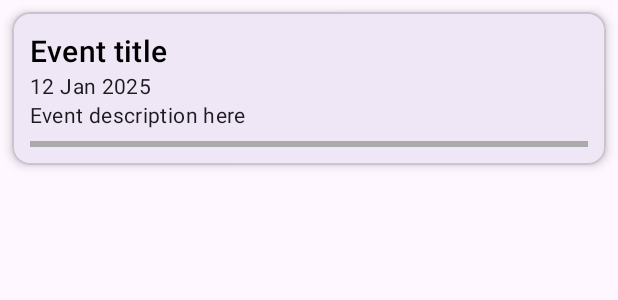
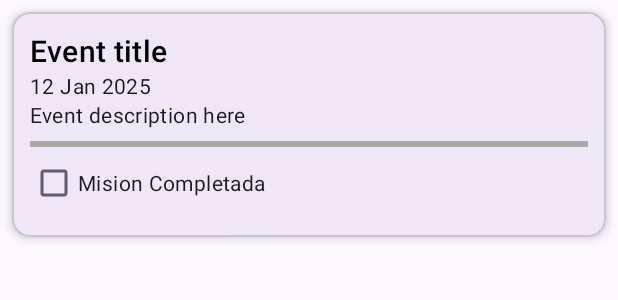
Before and after one commit to joseMunozNunez10/AgendaPersonal, an Android app: the layout event_item.xml on its own in the app's theme, with its tools: preview values and no code run, on a phone screen of 412 x 824 dp. Shown: the top 300 px of the screen. Run offline under Robolectric (Android 15) with nearby library versions, the light colour scheme and no system bars.

Commit message:
feat(events): implementar estado de completado de eventos
* Añadir CheckBox a `event_item.xml` para marcar eventos como completados.
* Persistir el estado de completado en la base de datos Room.
* Actualizar la UI para tachar el título cuando un evento está completado.
* Personalizar el color del CheckBox (negro cuando marcado).
* Incrementar versión de la BD y añadir `fallbackToDestructiveMigration`.

```diff
--- a/app/src/main/java/com/jmdevs/agendapersonal/data/local/dao/EventDao.kt
+++ b/app/src/main/java/com/jmdevs/agendapersonal/data/local/dao/EventDao.kt
@@ -12,6 +12,9 @@ interface EventDao {
 
     @Update
     suspend fun update(event: Event)
+
+    @Update
+    suspend fun isCompleted(event: Event)
 
     @Delete
     suspend fun delete(event: Event)
--- a/app/src/main/java/com/jmdevs/agendapersonal/data/local/database/AppDatabase.kt
+++ b/app/src/main/java/com/jmdevs/agendapersonal/data/local/database/AppDatabase.kt
@@ -9,7 +9,7 @@ import com.jmdevs.agendapersonal.data.local.dao.EventDao
 import com.jmdevs.agendapersonal.data.local.entity.Event
 import com.jmdevs.agendapersonal.util.Converters
 
-@Database(entities = [Event::class], version = 1, exportSchema = false)
+@Database(entities = [Event::class], version = 2, exportSchema = false) // Versión incrementada a 2
 @TypeConverters(Converters::class)
 abstract class AppDatabase : RoomDatabase() {
     abstract fun eventDao(): EventDao
@@ -24,7 +24,9 @@ abstract class AppDatabase : RoomDatabase() {
                     context.applicationContext,
                     AppDatabase::class.java,
                     "agenda_database"
-                ).build()
+                )
+                .fallbackToDestructiveMigration() // Añadido para manejar cambios de esquema
+                .build()
                 INSTANCE = inst
                 inst
             }
--- a/app/src/main/java/com/jmdevs/agendapersonal/data/repository/EventRepository.kt
+++ b/app/src/main/java/com/jmdevs/agendapersonal/data/repository/EventRepository.kt
@@ -20,4 +20,6 @@ class EventRepository(private val dao: EventDao) {
     suspend fun update(event: Event) = dao.update(event)
 
     suspend fun delete(event: Event) = dao.delete(event)
+
+    suspend fun isCompleted(event: Event) = dao.isCompleted(event)
 }
--- /dev/null
+++ b/app/src/main/res/color/checkbox_custom_tint.xml
@@ -0,0 +1,10 @@
+<?xml version="1.0" encoding="utf-8"?>
+<selector xmlns:android="http://schemas.android.com/apk/res/android">
+    <!-- Estado: Marcado -->
+    <item android:state_checked="true"
+          android:color="@color/black" /> <!-- Color negro cuando está marcado -->
+
+    <!-- Estado: No marcado (por defecto) -->
+    <!-- Usando el colorControlActivated del tema para el estado no marcado, que suele ser el color de acento (púrpura) -->
+    <item android:color="?attr/colorControlActivated" />
+</selector>
--- a/app/src/main/res/layout/event_item.xml
+++ b/app/src/main/res/layout/event_item.xml
@@ -44,5 +44,12 @@
             android:layout_marginTop="8dp"
             android:background="@android:color/darker_gray" />
 
+        <CheckBox
+            android:id="@+id/tvIsCompleted"
+            android:layout_width="match_parent"
+            android:layout_height="match_parent"
+            app:buttonTint="@color/checkbox_custom_tint"
+            android:text="Mision Completada"/>
+
     </LinearLayout>
 </com.google.android.material.card.MaterialCardView>
--- a/app/src/main/res/values/colors.xml
+++ b/app/src/main/res/values/colors.xml
@@ -5,4 +5,6 @@
 
     <color name="btn_red">#FA0303</color>
     <color name="gray">#505050</color>
+
+
 </resources>
```
Also changed, not shown: app/src/main/java/com/jmdevs/agendapersonal/data/local/entity/Event.kt (+3 -5 lines), app/src/main/java/com/jmdevs/agendapersonal/ui/adapter/EventAdapter.kt (+41 -4 lines), app/src/main/java/com/jmdevs/agendapersonal/ui/event/EventListFragment.kt (+9 -5 lines).
